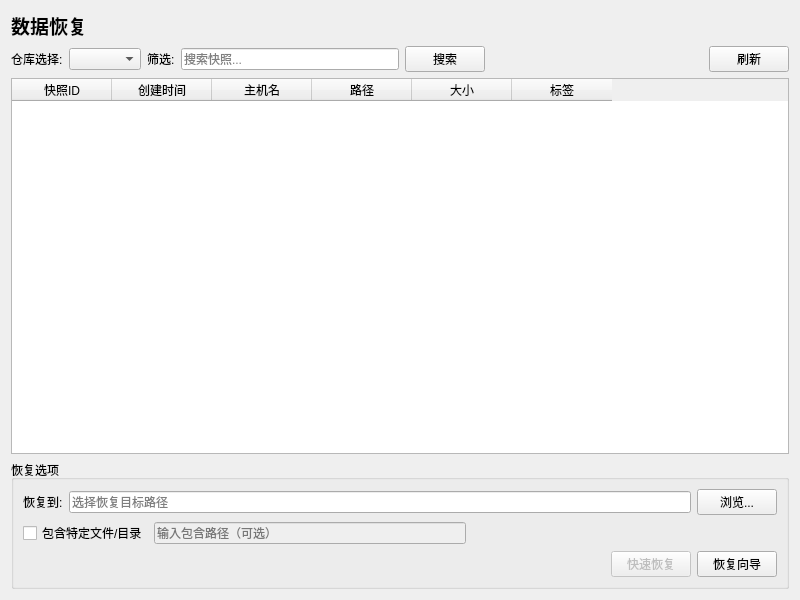
zhanglt/restic-gui, file src/ui/pages/RestorePage.ui: the form before one commit.
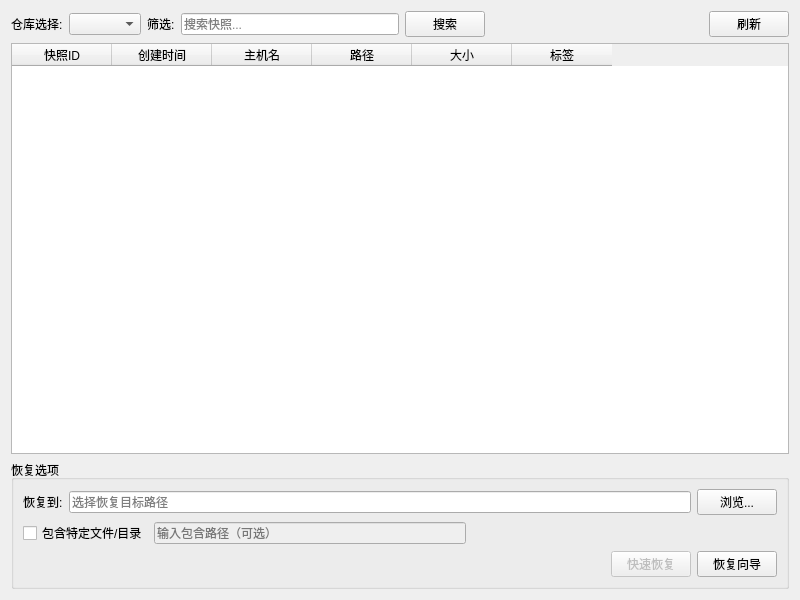
The form after the commit.

Commit message: 优化界面及部分功能

```diff
--- a/src/ui/pages/RestorePage.ui
+++ b/src/ui/pages/RestorePage.ui
@@ -11,20 +11,6 @@
    </rect>
   </property>
   <layout class="QVBoxLayout" name="verticalLayout">
-   <item>
-    <widget class="QLabel" name="label">
-     <property name="font">
-      <font>
-       <pointsize>14</pointsize>
-       <weight>75</weight>
-       <bold>true</bold>
-      </font>
-     </property>
-     <property name="text">
-      <string>数据恢复</string>
-     </property>
-    </widget>
-   </item>
    <item>
     <layout class="QHBoxLayout" name="toolbarLayout">
      <item>
```
Left out of the diff: 4 changed lines with no effect on the pictures. The commit also changes 6 other files.
